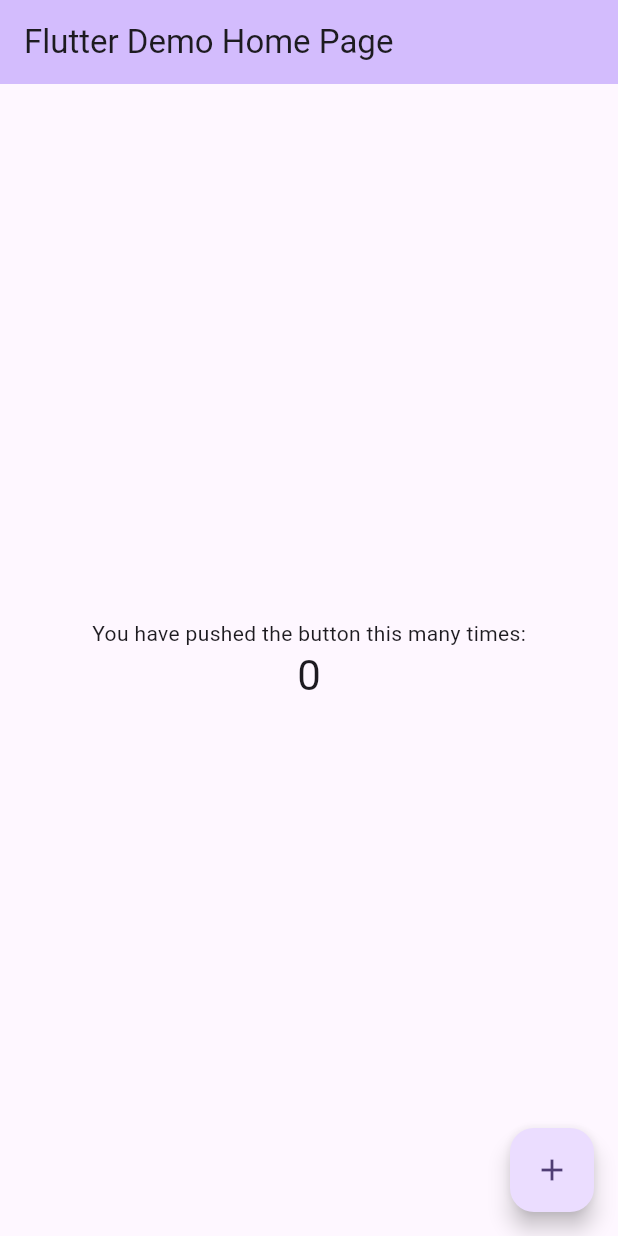
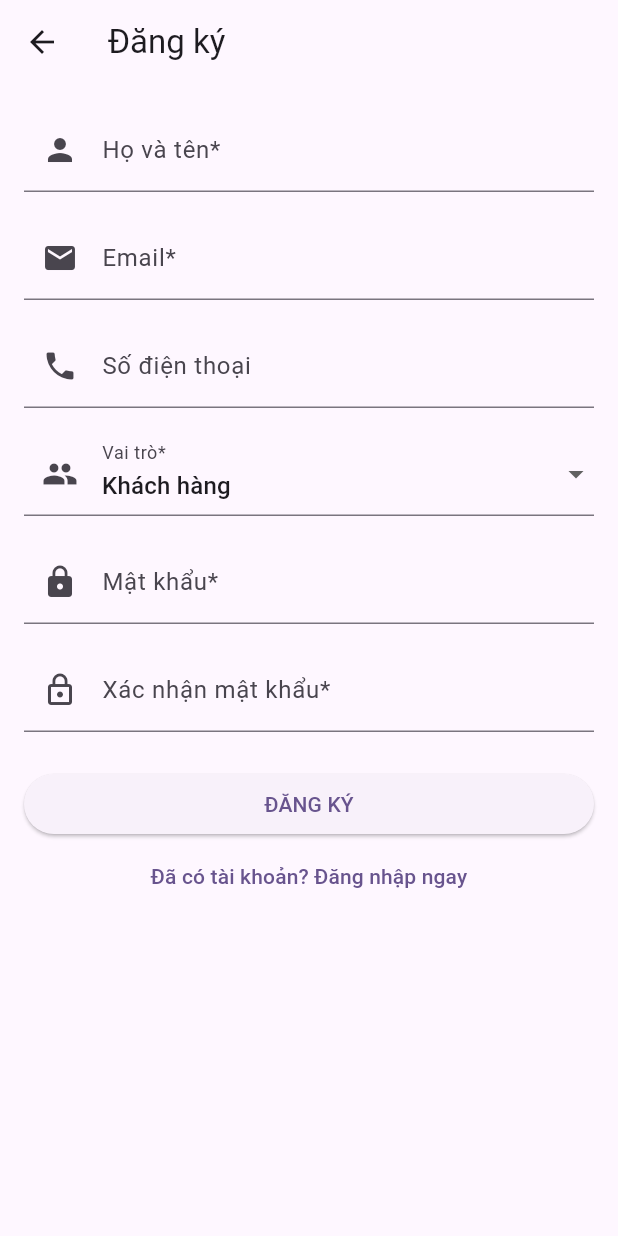
Before and after one commit to FordeLuong/Do_An_Mobile_App, a Flutter app: the screen it shows after launch, on a phone screen of 412 x 824 dp. Run offline on Flutter 3.47's test engine with Material 3 defaults, Android fonts, the phone set to English and light mode, and no system bars; our stand-ins replace firebase_auth, firebase_core, firebase_database; accounts and stored records are empty.

Commit message:
first commit

```diff
--- a/do_an_cuoi_ki/lib/main.dart
+++ b/do_an_cuoi_ki/lib/main.dart
@@ -1,122 +1,42 @@
+import 'package:do_an_cuoi_ki/firebase_options.dart';
+import 'package:do_an_cuoi_ki/screens/auth/login_screen.dart';
 import 'package:flutter/material.dart';
+import 'package:firebase_core/firebase_core.dart';
 
-void main() {
+import 'screens/auth/register_screen.dart';
+
+void main()async {
+  WidgetsFlutterBinding.ensureInitialized();
+  await Firebase.initializeApp(options: DefaultFirebaseOptions.currentPlatform);
+
+  void checkConnection() async{
+    bool isConnected = await Firebase.apps.isNotEmpty;
+    print('FireBase connection : $isConnected');
+  }
+  checkConnection();
   runApp(const MyApp());
 }
 
 class MyApp extends StatelessWidget {
   const MyApp({super.key});
-
+  static final navigatorKey = GlobalKey<NavigatorState>();
   // This widget is the root of your application.
   @override
   Widget build(BuildContext context) {
     return MaterialApp(
+      navigatorKey: navigatorKey,
       title: 'Flutter Demo',
       theme: ThemeData(
-        // This is the theme of your application.
-        //
-        // TRY THIS: Try running your application with "flutter run". You'll see
-        // the application has a purple toolbar. Then, without quitting the app,
-        // try changing the seedColor in the colorScheme below to Colors.green
-        // and then invoke "hot reload" (save your changes or press the "hot
-        // reload" button in a Flutter-supported IDE, or press "r" if you used
-        // the command line to start the app).
-        //
-        // Notice that the counter didn't reset back to zero; the application
-        // state is not lost during the reload. To reset the state, use hot
-        // restart instead.
-        //
-        // This works for code too, not just values: Most code changes can be
-        // tested with just a hot reload.
         colorScheme: ColorScheme.fromSeed(seedColor: Colors.deepPurple),
       ),
-      home: const MyHomePage(title: 'Flutter Demo Home Page'),
+      debugShowCheckedModeBanner: false,
+      home:RegisterPage() ,
+      initialRoute: '',
+      routes: {
+        '/login': (context) =>  LoginPage(),
+
+        //MyListDeTai
+      },
     );
   }
 }
-
-class MyHomePage extends StatefulWidget {
-  const MyHomePage({super.key, required this.title});
-
-  // This widget is the home page of your application. It is stateful, meaning
-  // that it has a State object (defined below) that contains fields that affect
-  // how it looks.
-
-  // This class is the configuration for the state. It holds the values (in this
-  // case the title) provided by the parent (in this case the App widget) and
-  // used by the build method of the State. Fields in a Widget subclass are
-  // always marked "final".
-
-  final String title;
-
-  @override
-  State<MyHomePage> createState() => _MyHomePageState();
-}
-
-class _MyHomePageState extends State<MyHomePage> {
-  int _counter = 0;
-
-  void _incrementCounter() {
-    setState(() {
-      // This call to setState tells the Flutter framework that something has
-      // changed in this State, which causes it to rerun the build method below
-      // so that the display can reflect the updated values. If we changed
-      // _counter without calling setState(), then the build method would not be
-      // called again, and so nothing would appear to happen.
-      _counter++;
-    });
-  }
-
-  @override
-  Widget build(BuildContext context) {
-    // This method is rerun every time setState is called, for instance as done
-    // by the _incrementCounter method above.
-    //
-    // The Flutter framework has been optimized to make rerunning build methods
-    // fast, so that you can just rebuild anything that needs updating rather
-    // than having to individually change instances of widgets.
-    return Scaffold(
-      appBar: AppBar(
-        // TRY THIS: Try changing the color here to a specific color (to
-        // Colors.amber, perhaps?) and trigger a hot reload to see the AppBar
-        // change color while the other colors stay the same.
-        backgroundColor: Theme.of(context).colorScheme.inversePrimary,
-        // Here we take the value from the MyHomePage object that was created by
-        // the App.build method, and use it to set our appbar title.
-        title: Text(widget.title),
-      ),
-      body: Center(
-        // Center is a layout widget. It takes a single child and positions it
-        // in the middle of the parent.
-        child: Column(
-          // Column is also a layout widget. It takes a list of children and
-          // arranges them vertically. By default, it sizes itself to fit its
-          // children horizontally, and tries to be as tall as its parent.
-          //
-          // Column has various properties to control how it sizes itself and
-          // how it positions its children. Here we use mainAxisAlignment to
-          // center the children vertically; the main axis here is the vertical
-          // axis because Columns are vertical (the cross axis would be
-          // horizontal).
-          //
-          // TRY THIS: Invoke "debug painting" (choose the "Toggle Debug Paint"
-          // action in the IDE, or press "p" in the console), to see the
-          // wireframe for each widget.
-          mainAxisAlignment: MainAxisAlignment.center,
-          children: <Widget>[
-            const Text('You have pushed the button this many times:'),
-            Text(
-              '$_counter',
-              style: Theme.of(context).textTheme.headlineMedium,
-            ),
-          ],
-        ),
-      ),
-      floatingActionButton: FloatingActionButton(
-        onPressed: _incrementCounter,
-        tooltip: 'Increment',
-        child: const Icon(Icons.add),
-      ), // This trailing comma makes auto-formatting nicer for build methods.
-    );
-  }
-}
--- a/do_an_cuoi_ki/lib/screens/auth/register_screen.dart
+++ b/do_an_cuoi_ki/lib/screens/auth/register_screen.dart
@@ -0,0 +1,212 @@
+import 'package:firebase_core/firebase_core.dart';
+import 'package:flutter/material.dart';
+import 'package:firebase_auth/firebase_auth.dart';
+import 'package:firebase_database/firebase_database.dart';
+import '../../models/user.dart';
+import '../../models/user_role.dart' show UserRole, UserRoleExtension;
+
+class RegisterPage extends StatefulWidget {
+  const RegisterPage({Key? key}) : super(key: key);
+
+  @override
+  _RegisterPageState createState() => _RegisterPageState();
+}
+
+class _RegisterPageState extends State<RegisterPage> {
+  final _formKey = GlobalKey<FormState>();
+  final _nameController = TextEditingController();
+  final _emailController = TextEditingController();
+  final _phoneController = TextEditingController();
+  final _passwordController = TextEditingController();
+  final _confirmPasswordController = TextEditingController();
+
+  bool _isLoading = false;
+  String _errorMessage = '';
+  UserRole _selectedRole = UserRole.customer;
+
+  @override
+  void dispose() {
+    _nameController.dispose();
+    _emailController.dispose();
+    _phoneController.dispose();
+    _passwordController.dispose();
+    _confirmPasswordController.dispose();
+    super.dispose();
+  }
+
+  Future<void> _register() async {
+    if (!_formKey.currentState!.validate()) return;
+
+    if (_passwordController.text != _confirmPasswordController.text) {
+      setState(() => _errorMessage = 'Mật khẩu không khớp');
+      return;
+    }
+
+    setState(() {
+      _isLoading = true;
+      _errorMessage = '';
+    });
+
+    try {
+          // 1. Tạo tài khoản Auth
+      final UserCredential userCredential =
+          await FirebaseAuth.instance.createUserWithEmailAndPassword(
+        email: _emailController.text.trim(),
+        password: _passwordController.text.trim(),
+      );
+
+      // 2. Khởi tạo Realtime Database với URL của bạn
+      final FirebaseDatabase database = FirebaseDatabase.instanceFor(
+        app: Firebase.app(), // Sử dụng app Firebase mặc định
+        databaseURL: 'https://db-ql-tro-default-rtdb.firebaseio.com/', // Thay bằng URL của bạn
+      );
+
+      // 3. Lưu thông tin vào Realtime Database
+      await database.ref('users/${userCredential.user!.uid}').set({
+        'createdAt': DateTime.now().toIso8601String(),
+        'email': _emailController.text.trim(),
+        'id': userCredential.user!.uid,
+        'name': _nameController.text.trim(),
+        'phoneNumber': _phoneController.text.trim().isEmpty ? null : _phoneController.text.trim(),
+        'profileImageUrl': null,
+        'role': _selectedRole.toJson(),
+      });
+
+      // 3. Hiển thị thông báo và chuyển hướng
+      if (mounted) {
+        ScaffoldMessenger.of(context).showSnackBar(
+          const SnackBar(
+            content: Text('Đăng ký thành công! Vui lòng đăng nhập.'),
+            backgroundColor: Colors.green,
+          ),
+        );
+        Navigator.pushReplacementNamed(context, '/login');
+      }
+
+    } on FirebaseAuthException catch (e) {
+      setState(() => _errorMessage = _getErrorMessage(e.code));
+    } catch (e) {
+      setState(() => _errorMessage = 'Lỗi: ${e.toString()}');
+    } finally {
+      if (mounted) {
+        setState(() => _isLoading = false);
+      }
+    }
+  }
+
+  String _getErrorMessage(String code) {
+    switch (code) {
+      case 'email-already-in-use':
+        return 'Email đã được sử dụng';
+      case 'weak-password':
+        return 'Mật khẩu phải có ít nhất 6 ký tự';
+      case 'invalid-email':
+        return 'Email không hợp lệ';
+      default:
+        return 'Đăng ký thất bại';
+    }
+  }
+
+  @override
+  Widget build(BuildContext context) {
+    return Scaffold(
+      appBar: AppBar(
+        title: const Text('Đăng ký'),
+        leading: IconButton(
+          icon: const Icon(Icons.arrow_back),
+          onPressed: () => Navigator.pop(context),
+        ),
+      ),
+      body: Padding(
+        padding: const EdgeInsets.all(16.0),
+        child: Form(
+          key: _formKey,
+          child: ListView(
+            children: [
+              TextFormField(
+                controller: _nameController,
+                decoration: const InputDecoration(
+                  labelText: 'Họ và tên*',
+                  prefixIcon: Icon(Icons.person),
+                ),
+                validator: (value) => value!.isEmpty ? 'Vui lòng nhập tên' : null,
+              ),
+              const SizedBox(height: 16),
+              TextFormField(
+                controller: _emailController,
+                decoration: const InputDecoration(
+                  labelText: 'Email*',
+                  prefixIcon: Icon(Icons.email),
+                ),
+                keyboardType: TextInputType.emailAddress,
+                validator: (value) => !value!.contains('@') ? 'Email không hợp lệ' : null,
+              ),
+              const SizedBox(height: 16),
+              TextFormField(
+                controller: _phoneController,
+                decoration: const InputDecoration(
+                  labelText: 'Số điện thoại',
+                  prefixIcon: Icon(Icons.phone),
+                ),
+                keyboardType: TextInputType.phone,
+              ),
+              const SizedBox(height: 16),
+              DropdownButtonFormField<UserRole>(
+                value: _selectedRole,
+                items: UserRole.values.map((role) {
+                  return DropdownMenuItem<UserRole>(
+                    value: role,
+                    child: Text(
+                      role == UserRole.customer ? 'Khách hàng' :
+                      role == UserRole.owner ? 'Chủ nhà trọ' : 'Quản trị viên',
+                    ),
+                  );
+                }).toList(),
+                onChanged: (value) => setState(() => _selectedRole = value!),
+                decoration: const InputDecoration(
+                  labelText: 'Vai trò*',
+                  prefixIcon: Icon(Icons.people),
+                ),
+              ),
+              const SizedBox(height: 16),
+              TextFormField(
+                controller: _passwordController,
+                decoration: const InputDecoration(
+                  labelText: 'Mật khẩu*',
+                  prefixIcon: Icon(Icons.lock),
+                ),
+                obscureText: true,
+                validator: (value) => value!.length < 6 ? 'Mật khẩu quá ngắn' : null,
+              ),
+              const SizedBox(height: 16),
+              TextFormField(
+                controller: _confirmPasswordController,
+                decoration: const InputDecoration(
+                  labelText: 'Xác nhận mật khẩu*',
+                  prefixIcon: Icon(Icons.lock_outline),
+                ),
+                obscureText: true,
+              ),
+              const SizedBox(height: 24),
+              if (_errorMessage.isNotEmpty)
+                Text(
+                  _errorMessage,
+                  style: const TextStyle(color: Colors.red),
+                ),
+              ElevatedButton(
+                onPressed: _isLoading ? null : _register,
+                child: _isLoading
+                    ? const CircularProgressIndicator()
+                    : const Text('ĐĂNG KÝ'),
+              ),
+              TextButton(
+                onPressed: () => Navigator.pushReplacementNamed(context, '/login'),
+                child: const Text('Đã có tài khoản? Đăng nhập ngay'),
+              ),
+            ],
+          ),
+        ),
+      ),
+    );
+  }
+}
--- a/do_an_cuoi_ki/pubspec.yaml
+++ b/do_an_cuoi_ki/pubspec.yaml
@@ -30,10 +30,12 @@ environment:
 dependencies:
   flutter:
     sdk: flutter
-
+  firebase_core: ^3.10.1
   # The following adds the Cupertino Icons font to your application.
   # Use with the CupertinoIcons class for iOS style icons.
   cupertino_icons: ^1.0.8
+  firebase_auth: ^5.5.3
+  firebase_database: ^11.3.5
 
 dev_dependencies:
   flutter_test:
```
Also changed, not shown: do_an_cuoi_ki/lib/screens/auth/login_screen.dart (+212 -0 lines), do_an_cuoi_ki/firebase.json (added), do_an_cuoi_ki/lib/firebase_options.dart (added), do_an_cuoi_ki/lib/screens/auth/auth_bloc.dart (added), do_an_cuoi_ki/pubspec.lock, 7 other files.
